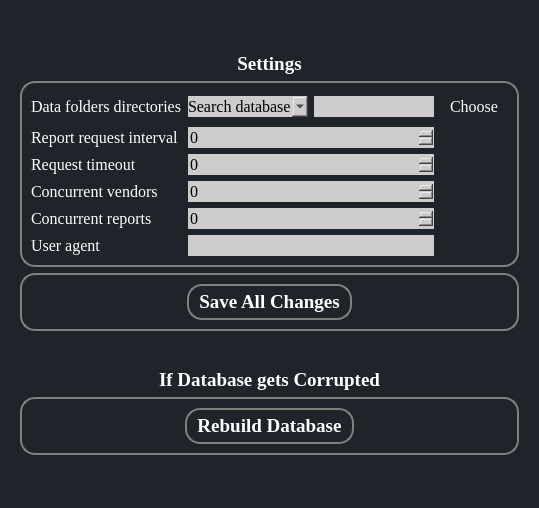
This is ui/Settingtab.ui in aanushri9/Counter-Harvesting-5.1 as Qt 5 draws it before an edit. The edited form follows.
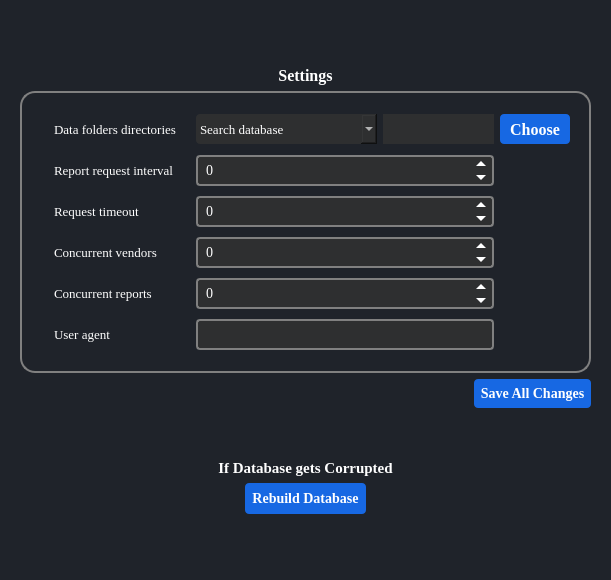
This is the edited form. Icons and pictures are not drawn.

The edit to the form file:
```diff
--- a/ui/Settingtab.ui
+++ b/ui/Settingtab.ui
@@ -6,8 +6,8 @@
    <rect>
     <x>0</x>
     <y>0</y>
-    <width>539</width>
-    <height>508</height>
+    <width>611</width>
+    <height>580</height>
    </rect>
   </property>
   <property name="windowTitle">
@@ -49,114 +49,53 @@
    <item row="0" column="0">
     <widget class="QWidget" name="centralwidget" native="true">
      <layout class="QGridLayout" name="gridLayout_7">
-      <item row="5" column="0">
+      <item row="1" column="0">
+       <widget class="QLabel" name="label">
+        <property name="font">
+         <font>
+          <family>Georgia</family>
+          <pointsize>-1</pointsize>
+          <bold>true</bold>
+         </font>
+        </property>
+        <property name="styleSheet">
+         <string notr="true">font-size: 16px;</string>
+        </property>
+        <property name="text">
+         <string>&lt;html&gt;&lt;head/&gt;&lt;body&gt;&lt;p align=&quot;center&quot;&gt;Settings&lt;/p&gt;&lt;/body&gt;&lt;/html&gt;</string>
+        </property>
+       </widget>
+      </item>
+      <item row="0" column="0">
+       <spacer name="verticalSpacer_3">
+        <property name="orientation">
+         <enum>Qt::Vertical</enum>
+        </property>
+        <property name="sizeHint" stdset="0">
+         <size>
+          <width>20</width>
+          <height>40</height>
+         </size>
+        </property>
+       </spacer>
+      </item>
+      <item row="6" column="0">
        <widget class="QLabel" name="label_9">
         <property name="font">
          <font>
           <family>Georgia</family>
-          <pointsize>14</pointsize>
+          <pointsize>-1</pointsize>
           <bold>true</bold>
          </font>
         </property>
+        <property name="styleSheet">
+         <string notr="true">font-size: 15px;</string>
+        </property>
         <property name="text">
          <string>&lt;html&gt;&lt;head/&gt;&lt;body&gt;&lt;p align=&quot;center&quot;&gt;If Database gets Corrupted&lt;/p&gt;&lt;/body&gt;&lt;/html&gt;</string>
         </property>
        </widget>
       </item>
-      <item row="3" column="0" alignment="Qt::AlignTop">
-       <widget class="QFrame" name="frame_3">
-        <property name="styleSheet">
-         <string notr="true">QFrame{
-    border: 2px solid #000000;
-border-color:grey;
-border-radius:15px;
-}</string>
-        </property>
-        <property name="frameShape">
-         <enum>QFrame::StyledPanel</enum>
-        </property>
-        <property name="frameShadow">
-         <enum>QFrame::Raised</enum>
-        </property>
-        <layout class="QHBoxLayout" name="horizontalLayout">
-         <item>
-          <spacer name="horizontalSpacer">
-           <property name="orientation">
-            <enum>Qt::Horizontal</enum>
-           </property>
-           <property name="sizeHint" stdset="0">
-            <size>
-             <width>40</width>
-             <height>20</height>
-            </size>
-           </property>
-          </spacer>
-         </item>
-         <item>
-          <layout class="QGridLayout" name="gridLayout_6">
-           <item row="0" column="0">
-            <widget class="QPushButton" name="save_button">
-             <property name="font">
-              <font>
-               <family>Georgia</family>
-               <pointsize>14</pointsize>
-               <bold>true</bold>
-              </font>
-             </property>
-             <property name="toolTip">
-              <string>Save all default and custom changes</string>
-             </property>
-             <property name="styleSheet">
-              <string notr="true">
-  QPushButton {
-    border: 2px solid #000000;
-border-color:grey;
-border-radius:15px;
-text-align:center;
-}
-
-QPushButton:hover {
-    background-color: lightblue;
-}
-QToolTip {
-    color: black; 
-    background-color: #FFFFE0; 
-}
-</string>
-             </property>
-             <property name="text">
-              <string>Save All Changes</string>
-             </property>
-             <property name="icon">
-              <iconset>
-               <normaloff>../Final Project/COUNTER-Release-5.1/ui/resources/Icons/diskette.png</normaloff>../Final Project/COUNTER-Release-5.1/ui/resources/Icons/diskette.png</iconset>
-             </property>
-             <property name="iconSize">
-              <size>
-               <width>25</width>
-               <height>25</height>
-              </size>
-             </property>
-            </widget>
-           </item>
-          </layout>
-         </item>
-         <item>
-          <spacer name="horizontalSpacer_2">
-           <property name="orientation">
-            <enum>Qt::Horizontal</enum>
-           </property>
-           <property name="sizeHint" stdset="0">
-            <size>
-             <width>40</width>
-             <height>20</height>
-            </size>
-           </property>
-          </spacer>
-         </item>
-        </layout>
-       </widget>
-      </item>
       <item row="2" column="0">
        <widget class="QFrame" name="frame_2">
         <property name="styleSheet">
@@ -164,6 +103,7 @@
     border: 2px solid #000000;
 border-color:grey;
 border-radius:15px;
+padding: 10px;
 }</string>
         </property>
         <property name="frameShape">
@@ -180,14 +120,15 @@
              <property name="font">
               <font>
                <family>Georgia</family>
-               <pointsize>12</pointsize>
+               <pointsize>-1</pointsize>
               </font>
              </property>
              <property name="toolTip">
               <string>The maximum number of reports to work on at the same time. If set too high, the UI might freeze while fetching reports but the fetching process will continue.</string>
              </property>
              <property name="styleSheet">
-              <string notr="true">Border:none;</string>
+              <string notr="true">Border:none;
+font-size: 13px;</string>
              </property>
              <property name="text">
               <string>Concurrent reports</string>
@@ -199,14 +140,15 @@
              <property name="font">
               <font>
                <family>Georgia</family>
-               <pointsize>12</pointsize>
+               <pointsize>-1</pointsize>
               </font>
              </property>
              <property name="toolTip">
               <string>The number of seconds the program will allow a vendor to respond to each report request before cancelling it.</string>
              </property>
              <property name="styleSheet">
-              <string notr="true">Border:none;</string>
+              <string notr="true">Border:none;
+font-size: 13px;</string>
              </property>
              <property name="text">
               <string>Request timeout</string>
@@ -218,14 +160,15 @@
              <property name="font">
               <font>
                <family>Georgia</family>
-               <pointsize>12</pointsize>
+               <pointsize>-1</pointsize>
               </font>
              </property>
              <property name="toolTip">
               <string>The number of seconds the program will wait between sending each report request to a given vendor.</string>
              </property>
              <property name="styleSheet">
-              <string notr="true">Border:none;</string>
+              <string notr="true">Border:none;
+font-size: 13px;</string>
              </property>
              <property name="text">
               <string>Report request interval</string>
@@ -237,14 +180,15 @@
              <property name="font">
               <font>
                <family>Georgia</family>
-               <pointsize>12</pointsize>
+               <pointsize>-1</pointsize>
               </font>
              </property>
              <property name="toolTip">
               <string>Can change if you find the load on your desktop is too high</string>
              </property>
              <property name="styleSheet">
-              <string notr="true">Border:none;</string>
+              <string notr="true">Border:none;
+font-size: 13px;</string>
              </property>
              <property name="text">
               <string>Concurrent vendors</string>
@@ -256,14 +200,15 @@
              <property name="font">
               <font>
                <family>Georgia</family>
-               <pointsize>12</pointsize>
+               <pointsize>-1</pointsize>
               </font>
              </property>
              <property name="toolTip">
               <string>How program identifies itself to the SUSHI servers. Some vendors will reject some particular user agents. Only change this if there is a known problem as it will affect all requests to all vendors. </string>
              </property>
              <property name="styleSheet">
-              <string notr="true">Border:none;</string>
+              <string notr="true">Border:none;
+font-size: 13px;</string>
              </property>
              <property name="text">
               <string>User agent</string>
@@ -275,14 +220,15 @@
              <property name="font">
               <font>
                <family>Georgia</family>
-               <pointsize>12</pointsize>
+               <pointsize>-1</pointsize>
               </font>
              </property>
              <property name="toolTip">
               <string>We can set where to save search database, vendor data file and yearly reports here</string>
              </property>
              <property name="styleSheet">
-              <string notr="true">Border:none;</string>
+              <string notr="true">Border:none;
+font-size: 13px;</string>
              </property>
              <property name="text">
               <string>Data folders directories</string>
@@ -291,18 +237,57 @@
            </item>
            <item row="4" column="1" colspan="3">
             <widget class="QSpinBox" name="concurrent_reports_spin_box">
+             <property name="minimumSize">
+              <size>
+               <width>0</width>
+               <height>30</height>
+              </size>
+             </property>
              <property name="font">
               <font>
                <family>Georgia</family>
-               <pointsize>12</pointsize>
+               <pointsize>-1</pointsize>
               </font>
              </property>
              <property name="styleSheet">
               <string notr="true">QSpinBox {
-    color: black; /* 文本颜色为黑色 */
-	background-color: #cccccc;
+background-color: #2E2F30;
+    border: 2px solid #808080;
+    border-radius: 4px;
+    padding-left: 5px;
+	padding: 4px;
+font-size: 14px;
+padding-left: 6px;
 }
-</string>
+
+QSpinBox::up-button, QSpinBox::down-button {
+    border: none;
+    padding-right: 5px;
+}
+
+QSpinBox::up-button {
+    subcontrol-position: top right;
+}
+
+QSpinBox::down-button {
+    subcontrol-position: bottom right;
+}
+
+QSpinBox::up-arrow, QSpinBox::down-arrow {
+    border: 5px solid rgba(255, 255, 255, 0);
+    width: 0;
+    height: 0;
+}
+
+QSpinBox::up-arrow {
+    border-top: none;
+    border-bottom-color: white;
+}
+
+QSpinBox::down-arrow {
+    border-bottom: none;
+    border-top-color: white;
+}</string>
              </property>
              <property name="maximum">
               <number>9999</number>
@@ -311,18 +296,57 @@
            </item>
            <item row="3" column="1" colspan="3">
             <widget class="QSpinBox" name="concurrent_vendors_spin_box">
+             <property name="minimumSize">
+              <size>
+               <width>0</width>
+               <height>30</height>
+              </size>
+             </property>
              <property name="font">
               <font>
                <family>Georgia</family>
-               <pointsize>12</pointsize>
+               <pointsize>-1</pointsize>
               </font>
              </property>
              <property name="styleSheet">
               <string notr="true">QSpinBox {
-    color: black; /* 文本颜色为黑色 */
-	background-color: #cccccc;
+background-color: #2E2F30;
+    border: 2px solid #808080;
+    border-radius: 4px;
+    padding-left: 5px;
+	padding: 4px;
+font-size: 14px;
+padding-left: 6px;
 }
-</string>
+
+QSpinBox::up-button, QSpinBox::down-button {
+    border: none;
+    padding-right: 5px;
+}
+
+QSpinBox::up-button {
+    subcontrol-position: top right;
+}
+
+QSpinBox::down-button {
+    subcontrol-position: bottom right;
+}
+
+QSpinBox::up-arrow, QSpinBox::down-arrow {
+    border: 5px solid rgba(255, 255, 255, 0);
+    width: 0;
+    height: 0;
+}
+
+QSpinBox::up-arrow {
+    border-top: none;
+    border-bottom-color: white;
+}
+
+QSpinBox::down-arrow {
+    border-bottom: none;
+    border-top-color: white;
+}</string>
              </property>
              <property name="maximum">
               <number>9999</number>
@@ -331,18 +355,57 @@
            </item>
            <item row="2" column="1" colspan="3">
             <widget class="QSpinBox" name="request_timeout_spin_box">
+             <property name="minimumSize">
+              <size>
+               <width>0</width>
+               <height>30</height>
+              </size>
+             </property>
              <property name="font">
               <font>
                <family>Georgia</family>
-               <pointsize>12</pointsize>
+               <pointsize>-1</pointsize>
               </font>
              </property>
              <property name="styleSheet">
               <string notr="true">QSpinBox {
-    color: black; /* 文本颜色为黑色 */
-	background-color: #cccccc;
+background-color: #2E2F30;
+    border: 2px solid #808080;
+    border-radius: 4px;
+    padding-left: 5px;
+	padding: 4px;
+font-size: 14px;
+padding-left: 6px;
 }
-</string>
+
+QSpinBox::up-button, QSpinBox::down-button {
+    border: none;
+    padding-right: 5px;
+}
+
+QSpinBox::up-button {
+    subcontrol-position: top right;
+}
+
+QSpinBox::down-button {
+    subcontrol-position: bottom right;
+}
+
+QSpinBox::up-arrow, QSpinBox::down-arrow {
+    border: 5px solid rgba(255, 255, 255, 0);
+    width: 0;
+    height: 0;
+}
+
+QSpinBox::up-arrow {
+    border-top: none;
+    border-bottom-color: white;
+}
+
+QSpinBox::down-arrow {
+    border-bottom: none;
+    border-top-color: white;
+}</string>
              </property>
              <property name="maximum">
               <number>9999</number>
@@ -351,35 +414,84 @@
            </item>
            <item row="5" column="1" colspan="3">
             <widget class="QLineEdit" name="user_agent_edit">
+             <property name="minimumSize">
+              <size>
+               <width>0</width>
+               <height>30</height>
+              </size>
+             </property>
              <property name="font">
               <font>
                <family>Georgia</family>
-               <pointsize>12</pointsize>
+               <pointsize>-1</pointsize>
               </font>
              </property>
              <property name="styleSheet">
               <string notr="true">QLineEdit {
-    color: black; /* 文本颜色为黑色 */
-	background-color: #cccccc;
-}
-</string>
+background-color: #2E2F30;
+    border: 2px solid #808080;
+    border-radius: 4px;
+    padding-left: 5px;
+	padding: 4px;
+font-size: 14px;
+padding-left: 6px;
+}</string>
              </property>
             </widget>
            </item>
            <item row="1" column="1" colspan="3">
             <widget class="QSpinBox" name="request_interval_spin_box">
+             <property name="minimumSize">
+              <size>
+               <width>0</width>
+               <height>30</height>
+              </size>
+             </property>
              <property name="font">
               <font>
                <family>Georgia</family>
-               <pointsize>12</pointsize>
+               <pointsize>-1</pointsize>
               </font>
              </property>
              <property name="styleSheet">
               <string notr="true">QSpinBox {
-    color: black; /* 文本颜色为黑色 */
-	background-color: #cccccc;
+background-color: #2E2F30;
+    border: 2px solid #808080;
+    border-radius: 4px;
+    padding-left: 5px;
+	padding: 4px;
+font-size: 14px;
+padding-left: 6px;
 }
-</string>
+
+QSpinBox::up-button, QSpinBox::down-button {
+    border: none;
+    padding-right: 5px;
+}
+
+QSpinBox::up-button {
+    subcontrol-position: top right;
+}
+
+QSpinBox::down-button {
+    subcontrol-position: bottom right;
+}
+
+QSpinBox::up-arrow, QSpinBox::down-arrow {
+    border: 5px solid rgba(255, 255, 255, 0);
+    width: 0;
+    height: 0;
+}
+
+QSpinBox::up-arrow {
+    border-top: none;
+    border-bottom-color: white;
+}
+
+QSpinBox::down-arrow {
+    border-bottom: none;
+    border-top-color: white;
+}</string>
              </property>
              <property name="maximum">
               <number>9999</number>
@@ -388,34 +500,59 @@
            </item>
            <item row="0" column="3">
             <widget class="QLineEdit" name="directory_edit">
+             <property name="minimumSize">
+              <size>
+               <width>0</width>
+               <height>30</height>
+              </size>
+             </property>
              <property name="font">
               <font>
                <family>Georgia</family>
-               <pointsize>12</pointsize>
+               <pointsize>-1</pointsize>
               </font>
              </property>
              <property name="styleSheet">
               <string notr="true">QLineEdit {
-    color: black; /* 文本颜色为黑色 */
-	background-color: #cccccc;
+    color: white; 
+	background-color: #2E2F30;
+	padding: 4px;
+font-size: 13px;
+padding-left: 6px;
 }
 </string>
              </property>
             </widget>
            </item>
-           <item row="0" column="4">
+           <item row="0" column="4" alignment="Qt::AlignHCenter|Qt::AlignVCenter">
             <widget class="QPushButton" name="select_directory_button">
+             <property name="minimumSize">
+              <size>
+               <width>0</width>
+               <height>30</height>
+              </size>
+             </property>
              <property name="font">
               <font>
                <family>Georgia</family>
                <pointsize>12</pointsize>
+               <italic>false</italic>
+               <bold>true</bold>
               </font>
              </property>
              <property name="styleSheet">
-              <string notr="true">QPushButton:hover {
-    background-color: #0000FF; /* 鼠标悬停时的背景颜色为蓝色 */
-    color: #FFFFFF; /* 鼠标悬停时的文字颜色为白色 */
+              <string notr="true">QPushButton {
+    background-color: #1768E3; 
+    color: #FFFFFF;
+	font: bold;
+   border-radius: 4px;
+text-align: center;
 }
+
+QPushButton:hover{
+ background-color: #2095E6;
+}
+
 </string>
              </property>
              <property name="text">
@@ -432,26 +569,45 @@
              <property name="enabled">
               <bool>true</bool>
              </property>
+             <property name="minimumSize">
+              <size>
+               <width>0</width>
+               <height>30</height>
+              </size>
+             </property>
              <property name="font">
               <font>
                <family>Georgia</family>
-               <pointsize>12</pointsize>
+               <pointsize>-1</pointsize>
               </font>
              </property>
              <property name="styleSheet">
-              <string notr="true">QComboBox {
-    color: black; /* QComboBox中的文本颜色为黑色 */
-	background-color: #cccccc;
+              <string notr="true">
+QComboBox {
+    color: white; 
+	background-color: #2E2F30;
+border-radius: 4px;
+padding: 4px;
+font-size: 13px;
 }
 
 QComboBox QAbstractItemView {
-    color: black; /* 下拉列表中的文本颜色为黑色 */
+    color: white; 
+	background-color: #2E2F30;
+    border-radius: 4px;
 }
+
 </string>
              </property>
              <property name="editable">
               <bool>false</bool>
              </property>
+             <property name="sizeAdjustPolicy">
+              <enum>QComboBox::AdjustToMinimumContentsLengthWithIcon</enum>
+             </property>
+             <property name="minimumContentsLength">
+              <number>15</number>
+             </property>
              <item>
               <property name="text">
                <string>Search database</string>
@@ -479,21 +635,7 @@
         </layout>
        </widget>
       </item>
-      <item row="1" column="0">
-       <widget class="QLabel" name="label">
-        <property name="font">
-         <font>
-          <family>Georgia</family>
-          <pointsize>14</pointsize>
-          <bold>true</bold>
-         </font>
-        </property>
-        <property name="text">
-         <string>&lt;html&gt;&lt;head/&gt;&lt;body&gt;&lt;p align=&quot;center&quot;&gt;Settings&lt;/p&gt;&lt;/body&gt;&lt;/html&gt;</string>
-        </property>
-       </widget>
-      </item>
-      <item row="9" column="0">
+      <item row="10" column="0">
        <spacer name="verticalSpacer">
         <property name="orientation">
          <enum>Qt::Vertical</enum>
@@ -506,103 +648,7 @@
         </property>
        </spacer>
       </item>
-      <item row="8" column="0">
-       <widget class="QFrame" name="frame">
-        <property name="styleSheet">
-         <string notr="true">QFrame{
-    border: 2px solid #000000;
-border-color:grey;
-border-radius:15px;
-}</string>
-        </property>
-        <property name="frameShape">
-         <enum>QFrame::StyledPanel</enum>
-        </property>
-        <property name="frameShadow">
-         <enum>QFrame::Raised</enum>
-        </property>
-        <layout class="QGridLayout" name="gridLayout_2">
-         <item row="0" column="0">
-          <layout class="QGridLayout" name="gridLayout_3">
-           <item row="0" column="0">
-            <spacer name="horizontalSpacer_3">
-             <property name="orientation">
-              <enum>Qt::Horizontal</enum>
-             </property>
-             <property name="sizeHint" stdset="0">
-              <size>
-               <width>40</width>
-               <height>20</height>
-              </size>
-             </property>
-            </spacer>
-           </item>
-           <item row="0" column="1">
-            <widget class="QPushButton" name="settings_rebuild_database_button">
-             <property name="font">
-              <font>
-               <family>Georgia</family>
-               <pointsize>14</pointsize>
-               <bold>true</bold>
-              </font>
-             </property>
-             <property name="toolTip">
-              <string>Recreate or regenerate the database that stores information related to the usage statisitics. when you want to do data consistency, data integrity, update and changes.</string>
-             </property>
-             <property name="styleSheet">
-              <string notr="true">
-  QPushButton {
-    border: 2px solid #000000;
-border-color:grey;
-border-radius:15px;
-text-align:center;
-}
-
-QPushButton:hover {
-    background-color: lightblue;
-}
-
-QToolTip {
-    color: black; 
-    background-color: #FFFFE0; 
-}
-
-</string>
-             </property>
-             <property name="text">
-              <string>Rebuild Database</string>
-             </property>
-             <property name="icon">
-              <iconset>
-               <normaloff>../Final Project/COUNTER-Release-5.1/ui/resources/Icons/database.png</normaloff>../Final Project/COUNTER-Release-5.1/ui/resources/Icons/database.png</iconset>
-             </property>
-             <property name="iconSize">
-              <size>
-               <width>25</width>
-               <height>25</height>
-              </size>
-             </property>
-            </widget>
-           </item>
-           <item row="0" column="2">
-            <spacer name="horizontalSpacer_4">
-             <property name="orientation">
-              <enum>Qt::Horizontal</enum>
-             </property>
-             <property name="sizeHint" stdset="0">
-              <size>
-               <width>40</width>
-               <height>20</height>
-              </size>
-             </property>
-            </spacer>
-           </item>
-          </layout>
-         </item>
-        </layout>
-       </widget>
-      </item>
-      <item row="4" column="0">
+      <item row="5" column="0">
        <spacer name="verticalSpacer_2">
         <property name="orientation">
          <enum>Qt::Vertical</enum>
@@ -615,18 +661,97 @@
         </property>
        </spacer>
       </item>
-      <item row="0" column="0">
-       <spacer name="verticalSpacer_3">
-        <property name="orientation">
-         <enum>Qt::Vertical</enum>
+      <item row="4" column="0" alignment="Qt::AlignRight">
+       <widget class="QPushButton" name="save_button">
+        <property name="font">
+         <font>
+          <family>Georgia</family>
+          <pointsize>-1</pointsize>
+          <italic>false</italic>
+          <bold>true</bold>
+         </font>
         </property>
-        <property name="sizeHint" stdset="0">
+        <property name="toolTip">
+         <string>Save all default and custom changes</string>
+        </property>
+        <property name="styleSheet">
+         <string notr="true">QPushButton {
+    background-color: #1768E3; 
+    color: #FFFFFF;
+	font: bold;
+   border-radius: 4px;
+text-align: center;
+	padding: 6px;
+font-size: 14px;
+}
+
+QPushButton:hover{
+ background-color: #2095E6;
+cursor: pointer;
+}
+
+</string>
+        </property>
+        <property name="text">
+         <string>Save All Changes</string>
+        </property>
+        <property name="icon">
+         <iconset>
+          <normaloff>../Final Project/COUNTER-Release-5.1/ui/resources/Icons/diskette.png</normaloff>../Final Project/COUNTER-Release-5.1/ui/resources/Icons/diskette.png</iconset>
+        </property>
+        <property name="iconSize">
          <size>
-          <width>20</width>
-          <height>40</height>
+          <width>25</width>
+          <height>25</height>
          </size>
         </property>
-       </spacer>
+       </widget>
+      </item>
+      <item row="9" column="0" alignment="Qt::AlignHCenter">
+       <widget class="QPushButton" name="settings_rebuild_database_button">
+        <property name="font">
+         <font>
+          <family>Georgia</family>
+          <pointsize>-1</pointsize>
+          <italic>false</italic>
+          <bold>true</bold>
+         </font>
+        </property>
+        <property name="toolTip">
+         <string>Recreate or regenerate the database that stores information related to the usage statisitics. when you want to do data consistency, data integrity, update and changes.</string>
+        </property>
+        <property name="styleSheet">
+         <string notr="true">QPushButton {
+    background-color: #1768E3; 
+    color: #FFFFFF;
+	font: bold;
+   border-radius: 4px;
+text-align: center;
+padding: 7px;
+font-size: 14px;
+}
+
+QPushButton:hover{
+ background-color: #2095E6;
+cursor: pointer;
+}
+
+</string>
+        </property>
+        <property name="text">
+         <string>Rebuild Database</string>
+        </property>
+        <property name="icon">
+         <iconset>
+          <normaloff>../Final Project/COUNTER-Release-5.1/ui/resources/Icons/database.png</normaloff>../Final Project/COUNTER-Release-5.1/ui/resources/Icons/database.png</iconset>
+        </property>
+        <property name="iconSize">
+         <size>
+          <width>25</width>
+          <height>25</height>
+         </size>
+        </property>
+       </widget>
       </item>
      </layout>
     </widget>
```
Left out of the diff: 12 changed lines with no effect on the pictures.
